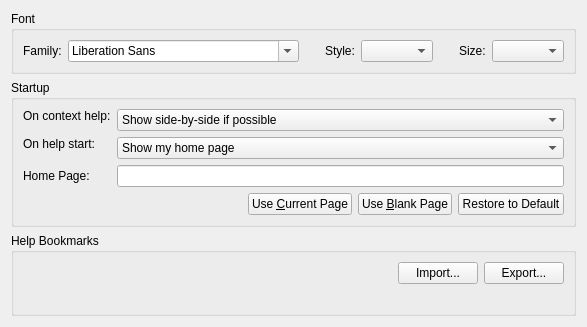
qt-creator/qt-creator, file src/plugins/help/generalsettingspage.ui: the form before one commit.
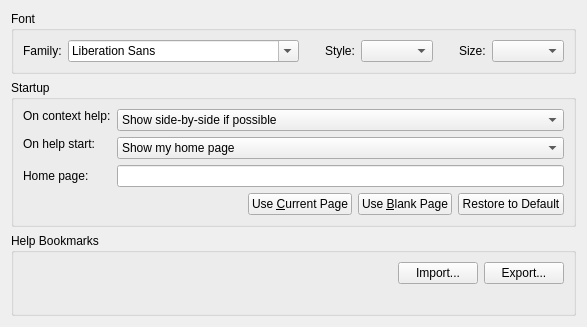
The form after the commit.

The edit to the form file:
```diff
--- a/src/plugins/help/generalsettingspage.ui
+++ b/src/plugins/help/generalsettingspage.ui
@@ -212,7 +212,7 @@
         <item row="2" column="0">
          <widget class="QLabel" name="homePageLabel">
           <property name="text">
-           <string>Home Page:</string>
+           <string>Home page:</string>
           </property>
          </widget>
         </item>
```
